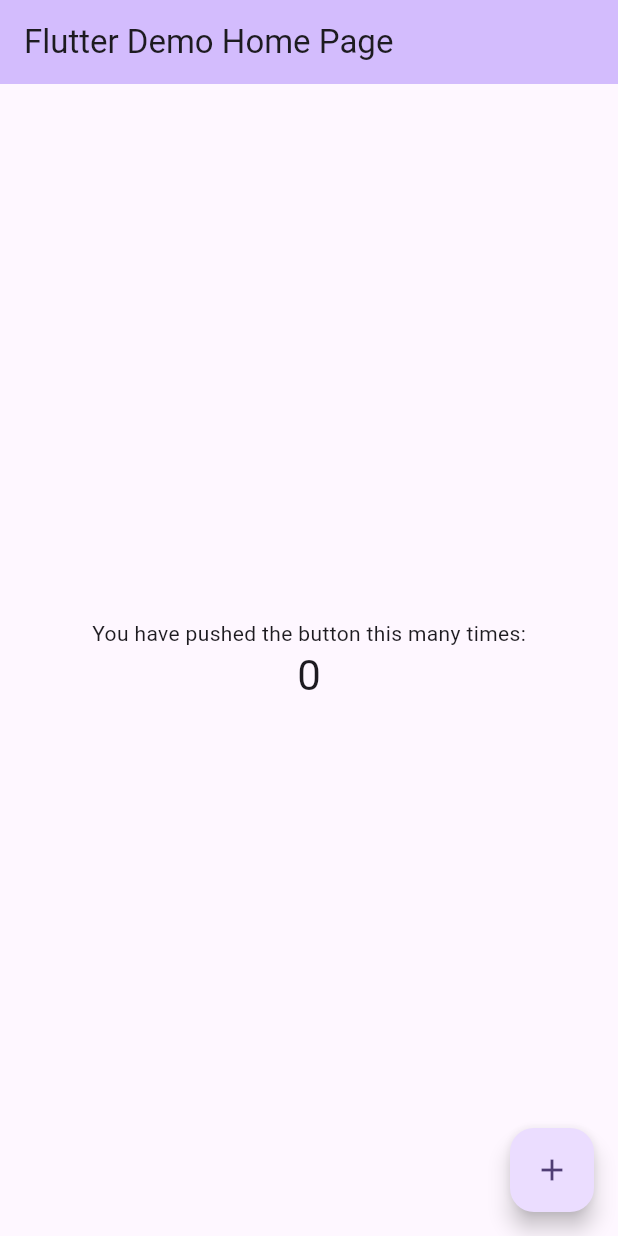
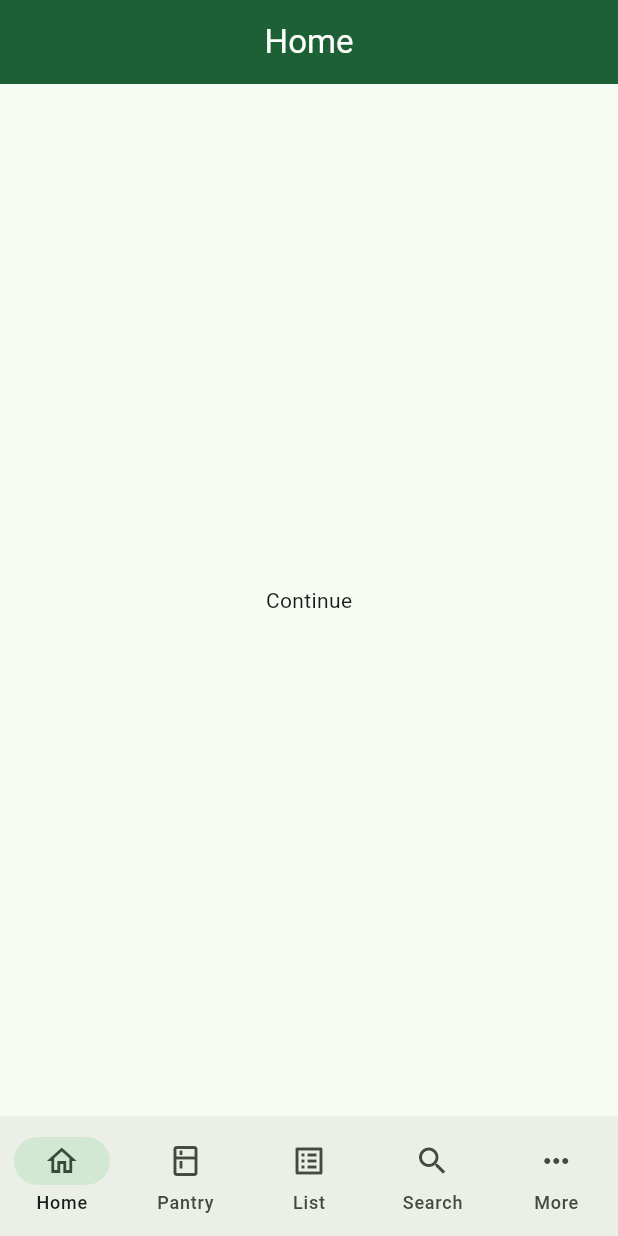
Before and after one commit to Americanprogrammer108/mobile_devices_project, a Flutter app: the screen it shows after launch, on a phone screen of 412 x 824 dp. Run offline on Flutter 3.47's test engine with Material 3 defaults, Android fonts, the phone set to English and light mode, and no system bars.

Commit message:
feat: adding the base files: nav bar, routes, themes, placeholder screens

```diff
--- /dev/null
+++ b/lib/bottom_nav.dart
@@ -0,0 +1,88 @@
+import 'package:flutter/material.dart';
+
+import 'features/home/home_screen.dart';
+import 'features/pantry/pantry_screen.dart';
+import 'features/shopping_list/shopping_list_screen.dart';
+import 'features/product_search/product_search_screen.dart';
+import 'routing/app_routes.dart';
+
+class BottomNav extends StatefulWidget {
+  const BottomNav({super.key});
+
+  @override
+  State<BottomNav> createState() => _BottomNavState();
+}
+
+class _BottomNavState extends State<BottomNav> {
+  int _currentTab = 0;
+
+  final _tabs = const [
+    HomeScreen(),
+    PantryScreen(),
+    ShoppingListScreen(),
+    ProductSearchScreen(),
+  ];
+
+  void _onTabTapped(int index) {
+    if (index == 4) {
+      _openMoreMenu();
+    } else {
+      setState(() {
+        _currentTab = index;
+      });
+    }
+  }
+
+  void _openMoreMenu() {
+    showModalBottomSheet(
+      context: context,
+      builder: (sheetContext) => SafeArea(
+        child: Column(
+          mainAxisSize: MainAxisSize.min,
+          children: [
+            ListTile(
+              leading: const Icon(Icons.history),
+              title: const Text('History'),
+              onTap: () {
+                Navigator.pop(sheetContext);
+                Navigator.pushNamed(context, AppRoutes.history);
+              },
+            ),
+            ListTile(
+              leading: const Icon(Icons.settings_outlined),
+              title: const Text('Settings'),
+              onTap: () {
+                Navigator.pop(sheetContext);
+                Navigator.pushNamed(context, AppRoutes.settings);
+              },
+            ),
+          ],
+        ),
+      ),
+    );
+  }
+
+  @override
+  Widget build(BuildContext context) {
+    return Scaffold(
+      body: IndexedStack(index: _currentTab, children: _tabs),
+      bottomNavigationBar: NavigationBar(
+        selectedIndex: _currentTab,
+        onDestinationSelected: _onTabTapped,
+        destinations: const [
+          NavigationDestination(icon: Icon(Icons.home_outlined), label: 'Home'),
+          NavigationDestination(
+            icon: Icon(Icons.kitchen_outlined),
+            label: 'Pantry',
+          ),
+          NavigationDestination(
+            icon: Icon(Icons.list_alt_outlined),
+            label: 'List',
+          ),
+          NavigationDestination(icon: Icon(Icons.search), label: 'Search'),
+          NavigationDestination(icon: Icon(Icons.more_horiz), label: 'More'),
+        ],
+      ),
+    );
+  }
+}
--- /dev/null
+++ b/lib/features/home/home_screen.dart
@@ -0,0 +1,13 @@
+import 'package:flutter/material.dart';
+
+class HomeScreen extends StatelessWidget {
+  const HomeScreen({super.key});
+
+  @override
+  Widget build(BuildContext context) {
+    return Scaffold(
+      appBar: AppBar(title: const Text('Home')),
+      body: const Center(child: Text('Continue')),
+    );
+  }
+}
--- /dev/null
+++ b/lib/features/pantry/pantry_screen.dart
@@ -0,0 +1,13 @@
+import 'package:flutter/material.dart';
+
+class PantryScreen extends StatelessWidget {
+  const PantryScreen({super.key});
+
+  @override
+  Widget build(BuildContext context) {
+    return Scaffold(
+      appBar: AppBar(title: const Text('Pantry')),
+      body: const Center(child: Text('Continue')),
+    );
+  }
+}
--- /dev/null
+++ b/lib/features/product_search/product_search_screen.dart
@@ -0,0 +1,13 @@
+import 'package:flutter/material.dart';
+
+class ProductSearchScreen extends StatelessWidget {
+  const ProductSearchScreen({super.key});
+
+  @override
+  Widget build(BuildContext context) {
+    return Scaffold(
+      appBar: AppBar(title: const Text('Product Search')),
+      body: const Center(child: Text('Continue')),
+    );
+  }
+}
--- /dev/null
+++ b/lib/features/shopping_list/shopping_list_screen.dart
@@ -0,0 +1,13 @@
+import 'package:flutter/material.dart';
+
+class ShoppingListScreen extends StatelessWidget {
+  const ShoppingListScreen({super.key});
+
+  @override
+  Widget build(BuildContext context) {
+    return Scaffold(
+      appBar: AppBar(title: const Text('Shopping List')),
+      body: const Center(child: Text('Continue')),
+    );
+  }
+}
--- a/lib/main.dart
+++ b/lib/main.dart
@@ -1,122 +1,23 @@
 import 'package:flutter/material.dart';
 
+import 'routing/app_routes.dart';
+import 'theme/app_theme.dart';
+
 void main() {
-  runApp(const MyApp());
+  runApp(const SmartPantryApp());
 }
 
-class MyApp extends StatelessWidget {
-  const MyApp({super.key});
+class SmartPantryApp extends StatelessWidget {
+  const SmartPantryApp({super.key});
 
   // This widget is the root of your application.
   @override
   Widget build(BuildContext context) {
     return MaterialApp(
-      title: 'Flutter Demo',
-      theme: ThemeData(
-        // This is the theme of your application.
-        //
-        // TRY THIS: Try running your application with "flutter run". You'll see
-        // the application has a purple toolbar. Then, without quitting the app,
-        // try changing the seedColor in the colorScheme below to Colors.green
-        // and then invoke "hot reload" (save your changes or press the "hot
-        // reload" button in a Flutter-supported IDE, or press "r" if you used
-        // the command line to start the app).
-        //
-        // Notice that the counter didn't reset back to zero; the application
-        // state is not lost during the reload. To reset the state, use hot
-        // restart instead.
-        //
-        // This works for code too, not just values: Most code changes can be
-        // tested with just a hot reload.
-        colorScheme: .fromSeed(seedColor: Colors.deepPurple),
-      ),
-      home: const MyHomePage(title: 'Flutter Demo Home Page'),
+      title: 'Smart Pantry',
+      theme: AppTheme.light,
+      initialRoute: AppRoutes.home,
+      routes: AppRoutes.routes,
     );
   }
 }
-
-class MyHomePage extends StatefulWidget {
-  const MyHomePage({super.key, required this.title});
-
-  // This widget is the home page of your application. It is stateful, meaning
-  // that it has a State object (defined below) that contains fields that affect
-  // how it looks.
-
-  // This class is the configuration for the state. It holds the values (in this
-  // case the title) provided by the parent (in this case the App widget) and
-  // used by the build method of the State. Fields in a Widget subclass are
-  // always marked "final".
-
-  final String title;
-
-  @override
-  State<MyHomePage> createState() => _MyHomePageState();
-}
-
-class _MyHomePageState extends State<MyHomePage> {
-  int _counter = 0;
-
-  void _incrementCounter() {
-    setState(() {
-      // This call to setState tells the Flutter framework that something has
-      // changed in this State, which causes it to rerun the build method below
-      // so that the display can reflect the updated values. If we changed
-      // _counter without calling setState(), then the build method would not be
-      // called again, and so nothing would appear to happen.
-      _counter++;
-    });
-  }
-
-  @override
-  Widget build(BuildContext context) {
-    // This method is rerun every time setState is called, for instance as done
-    // by the _incrementCounter method above.
-    //
-    // The Flutter framework has been optimized to make rerunning build methods
-    // fast, so that you can just rebuild anything that needs updating rather
-    // than having to individually change instances of widgets.
-    return Scaffold(
-      appBar: AppBar(
-        // TRY THIS: Try changing the color here to a specific color (to
-        // Colors.amber, perhaps?) and trigger a hot reload to see the AppBar
-        // change color while the other colors stay the same.
-        backgroundColor: Theme.of(context).colorScheme.inversePrimary,
-        // Here we take the value from the MyHomePage object that was created by
-        // the App.build method, and use it to set our appbar title.
-        title: Text(widget.title),
-      ),
-      body: Center(
-        // Center is a layout widget. It takes a single child and positions it
-        // in the middle of the parent.
-        child: Column(
-          // Column is also a layout widget. It takes a list of children and
-          // arranges them vertically. By default, it sizes itself to fit its
-          // children horizontally, and tries to be as tall as its parent.
-          //
-          // Column has various properties to control how it sizes itself and
-          // how it positions its children. Here we use mainAxisAlignment to
-          // center the children vertically; the main axis here is the vertical
-          // axis because Columns are vertical (the cross axis would be
-          // horizontal).
-          //
-          // TRY THIS: Invoke "debug painting" (choose the "Toggle Debug Paint"
-          // action in the IDE, or press "p" in the console), to see the
-          // wireframe for each widget.
-          mainAxisAlignment: .center,
-          children: [
-            const Text('You have pushed the button this many times:'),
-            Text(
-              '$_counter',
-              style: Theme.of(context).textTheme.headlineMedium,
-            ),
-          ],
-        ),
-      ),
-      floatingActionButton: FloatingActionButton(
-        onPressed: _incrementCounter,
-        tooltip: 'Increment',
-        child: const Icon(Icons.add),
-      ),
-    );
-  }
-}
--- /dev/null
+++ b/lib/routing/app_routes.dart
@@ -0,0 +1,27 @@
+// Open a screen from anywhere:
+//    Navigator.pushNamed(context, AppRoutes.settings);
+//    Navigator.pushNamed(context, AppRoutes.productDetails, arguments: barcode);
+
+import 'package:flutter/material.dart';
+
+import '../bottom_nav.dart';
+import '../features/barcode_scanner/barcode_scanner_screen.dart';
+import '../features/history/history_screen.dart';
+import '../features/product_details/product_details_screen.dart';
+import '../features/settings/settings_screen.dart';
+
+class AppRoutes {
+  static const home = '/';
+  static const productDetails = '/product-details';
+  static const scanner = '/scanner';
+  static const history = '/history';
+  static const settings = '/settings';
+
+  static final Map<String, WidgetBuilder> routes = {
+    home: (_) => const BottomNav(),
+    productDetails: (_) => const ProductDetailsScreen(),
+    scanner: (_) => const BarcodeScannerScreen(),
+    history: (_) => const HistoryScreen(),
+    settings: (_) => const SettingsScreen(),
+  };
+}
--- /dev/null
+++ b/lib/theme/app_theme.dart
@@ -0,0 +1,49 @@
+import 'package:flutter/material.dart';
+
+class AppColors {
+  //Background colours
+  static const bannerGreen = Color(0xFF1E6036);
+  static const bgMain = Color(0xFFF9F9F9);
+  static const bannerWhite = Color(0xFFFDFDFD);
+
+  //badge widget colours
+  static const badgeYellow = Color(0xFFFEF7DC);
+  static const badgeGreen = Color(0xFFD9FBD7);
+  static const badgeRed = Color(0xFFFEE0DF);
+
+
+  //button colours
+  static const btnGreen = Color(0XFF229E3E);
+  static const btnGray = Color(0xFFABAFAE);
+
+  //icon colours
+  static const iconLightGreen = Color(0xFF8CCB46);
+  static const iconRed = Color(0xFFFE6139);
+  static const iconBlue = Color(0xFF1383E7);
+
+  //font colours
+  static const fontRed = Color(0xFFF17C7C);
+  static const fontOrange = Color(0xFFD48F68);
+  static const fontGreen = Color(0xFF378C3F);
+  static const fontBlack = Color(0xFF000000);
+  static const fontWhite = Color(0xFFFFFFFF);
+}
+
+class AppTheme {
+  static final light = ThemeData(
+    useMaterial3: true,
+    colorScheme: ColorScheme.fromSeed(seedColor:  AppColors.bannerGreen),
+    appBarTheme: const AppBarTheme(
+      backgroundColor: AppColors.bannerGreen,
+      foregroundColor: Colors.white,
+      centerTitle: true,
+    ),
+    filledButtonTheme: FilledButtonThemeData(
+      style: FilledButton.styleFrom(
+        backgroundColor: AppColors.btnGreen,
+        minimumSize: const Size.fromHeight(48),
+        shape: RoundedRectangleBorder(borderRadius: BorderRadius.circular(10)),
+      )
+    ),
+  );
+}
```
Also changed, not shown: analysis_options.yaml (+9 -0 lines), lib/features/barcode_scanner/barcode_scanner_screen.dart (added, +13 -0 lines), lib/features/history/history_screen.dart (added, +15 -0 lines), lib/features/product_details/product_details_screen.dart (added, +13 -0 lines), lib/features/settings/settings_screen.dart (added, +13 -0 lines), pubspec.lock.
